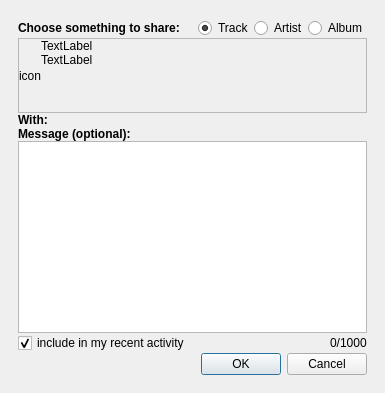
This is lib/unicorn/dialogs/ShareDialog.ui in mutecypher/lastfm-desktop as Qt 5 draws it before an edit. The edited form follows.
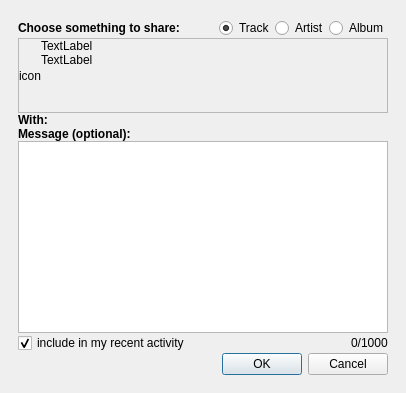
This is the edited form. Custom widgets are drawn as their Qt base class.

```diff
--- a/lib/unicorn/dialogs/ShareDialog.ui
+++ b/lib/unicorn/dialogs/ShareDialog.ui
@@ -6,7 +6,7 @@
    <rect>
     <x>0</x>
     <y>0</y>
-    <width>385</width>
+    <width>406</width>
     <height>393</height>
    </rect>
   </property>
```
Left out of the diff: 6 changed lines with no effect on the pictures.
